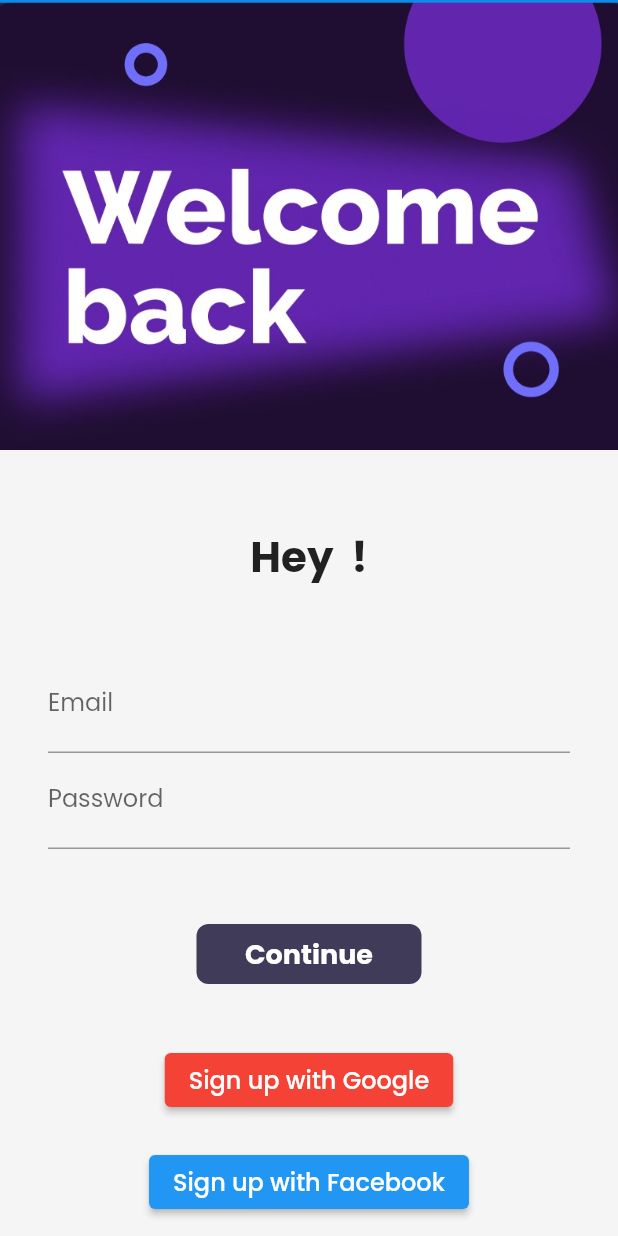
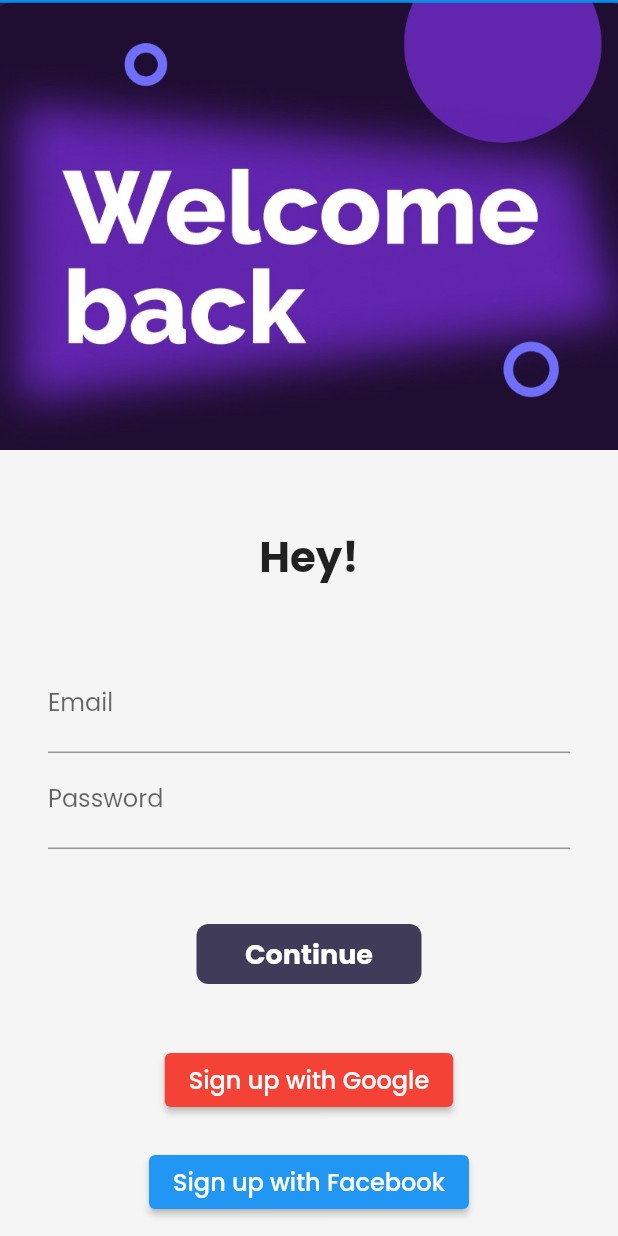
Before and after one commit to Aditya1101999/shopwiser_app_flutter, a Flutter app: the screen it shows after launch, on a phone screen of 412 x 824 dp. Run offline on Flutter 3.47's test engine with Material 2 defaults, Android fonts, the phone set to English and light mode, and no system bars; our stand-ins replace firebase_auth, firebase_core, firebase_database, flutter_rating_bar, google_fonts and 1 more; missing offline and left inert: dart:ffi; accounts and stored records are empty; network calls fail.

Commit message:
FRONTEND: Do not display email after hey message

```diff
--- a/lib/pages/login-page.dart
+++ b/lib/pages/login-page.dart
@@ -90,7 +90,7 @@ class _LoginPageState extends State<LoginPage> {
           key: _formKey,
           child: Column(
             children: [
-              SizedBox(
+              const SizedBox(
                 height: 0.0,
               ),
               Image.asset(
@@ -99,17 +99,17 @@ class _LoginPageState extends State<LoginPage> {
                 height: 300,
                 width: 1500,
               ),
-              SizedBox(
+              const SizedBox(
                 height: 50.0,
               ),
-              Text(
-                "Hey $name !",
+              const Text(
+                "Hey!",
                 style: TextStyle(
                   fontSize: 28,
                   fontWeight: FontWeight.bold,
                 ),
               ),
-              SizedBox(
+              const SizedBox(
                 height: 30.0,
               ),
               Padding(
@@ -120,7 +120,7 @@ class _LoginPageState extends State<LoginPage> {
                     children: [
                       TextFormField(
                           controller: _emailController,
-                          decoration: InputDecoration(
+                          decoration: const InputDecoration(
                             hintText: "Enter Email",
                             labelText: "Email",
                           ),
@@ -137,7 +137,7 @@ class _LoginPageState extends State<LoginPage> {
                       TextFormField(
                           controller: _passwordController,
                           obscureText: true,
-                          decoration: InputDecoration(
+                          decoration: const InputDecoration(
                             hintText: "Enter Password",
                             labelText: "Password",
                           ),
@@ -149,7 +149,7 @@ class _LoginPageState extends State<LoginPage> {
                             }
                             return null;
                           }),
-                      SizedBox(
+                      const SizedBox(
                         height: 50.0,
                       ),
                       InkWell(
@@ -163,7 +163,7 @@ class _LoginPageState extends State<LoginPage> {
                           });
                         }),
                         child: AnimatedContainer(
-                          duration: Duration(seconds: 1),
+                          duration: const Duration(seconds: 1),
                           width: changeButton ? 50 : 150,
                           height: 40,
                           alignment: Alignment.center,
@@ -183,24 +183,24 @@ class _LoginPageState extends State<LoginPage> {
                                   BorderRadius.circular(changeButton ? 50 : 8)),
                         ),
                       ),
-                      SizedBox(height: 40),
+                      const SizedBox(height: 40),
                       ElevatedButton(
                         onPressed: () {},
                         style: ElevatedButton.styleFrom(
                           backgroundColor: Colors.red,
                         ),
-                        child: Text(
+                        child: const Text(
                           "Sign up with Google",
                           style: TextStyle(fontSize: 16),
                         ),
                       ),
-                      SizedBox(height: 20),
+                      const SizedBox(height: 20),
                       ElevatedButton(
                         onPressed: () {},
                         style: ElevatedButton.styleFrom(
                           backgroundColor: Colors.blue,
                         ),
-                        child: Text(
+                        child: const Text(
                           "Sign up with Facebook",
                           style: TextStyle(fontSize: 16),
                         ),
@@ -210,12 +210,12 @@ class _LoginPageState extends State<LoginPage> {
                       Row(
                         mainAxisAlignment: MainAxisAlignment.center,
                         children: [
-                          Text("Don't have an account? "),
+                          const Text("Don't have an account? "),
                           InkWell(
                             onTap: () {
                               Navigator.pushNamed(context, MyRoutes.loginRoute);
                             },
-                            child: Text(
+                            child: const Text(
                               "Sign Up",
                               style: TextStyle(
                                 color: Colors.blue,
```
